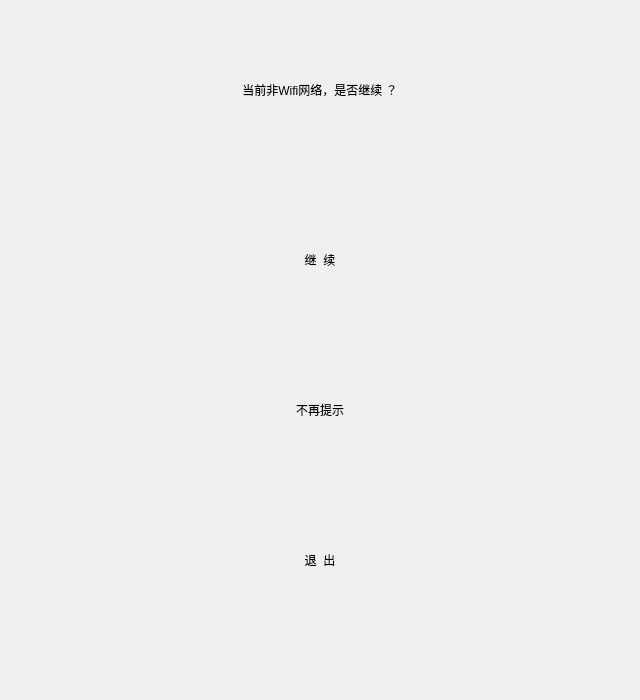
This is src/XMusic/networkWarnDlg.ui in 1028417/XMusic as Qt 5 draws it before an edit. The edited form follows.
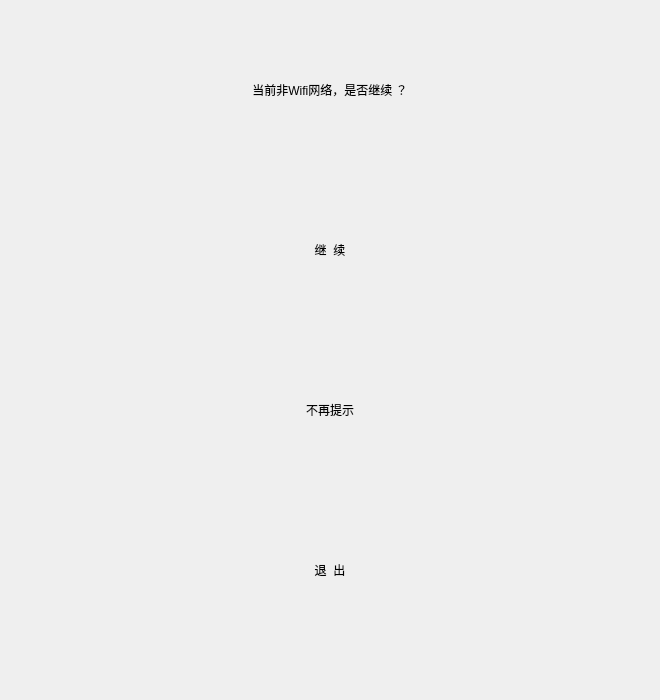
This is the edited form. Custom widgets are drawn as their Qt base class.

What changed in the file:
```diff
--- a/src/XMusic/networkWarnDlg.ui
+++ b/src/XMusic/networkWarnDlg.ui
@@ -6,7 +6,7 @@
    <rect>
     <x>0</x>
     <y>0</y>
-    <width>640</width>
+    <width>660</width>
     <height>700</height>
    </rect>
   </property>
@@ -18,7 +18,7 @@
     <rect>
      <x>0</x>
      <y>50</y>
-     <width>640</width>
+     <width>660</width>
      <height>80</height>
     </rect>
    </property>
@@ -33,8 +33,8 @@
    <property name="geometry">
     <rect>
      <x>0</x>
-     <y>220</y>
-     <width>640</width>
+     <y>210</y>
+     <width>660</width>
      <height>80</height>
     </rect>
    </property>
@@ -50,7 +50,7 @@
     <rect>
      <x>0</x>
      <y>370</y>
-     <width>640</width>
+     <width>660</width>
      <height>80</height>
     </rect>
    </property>
@@ -65,8 +65,8 @@
    <property name="geometry">
     <rect>
      <x>0</x>
-     <y>520</y>
-     <width>640</width>
+     <y>530</y>
+     <width>660</width>
      <height>80</height>
     </rect>
    </property>
```
